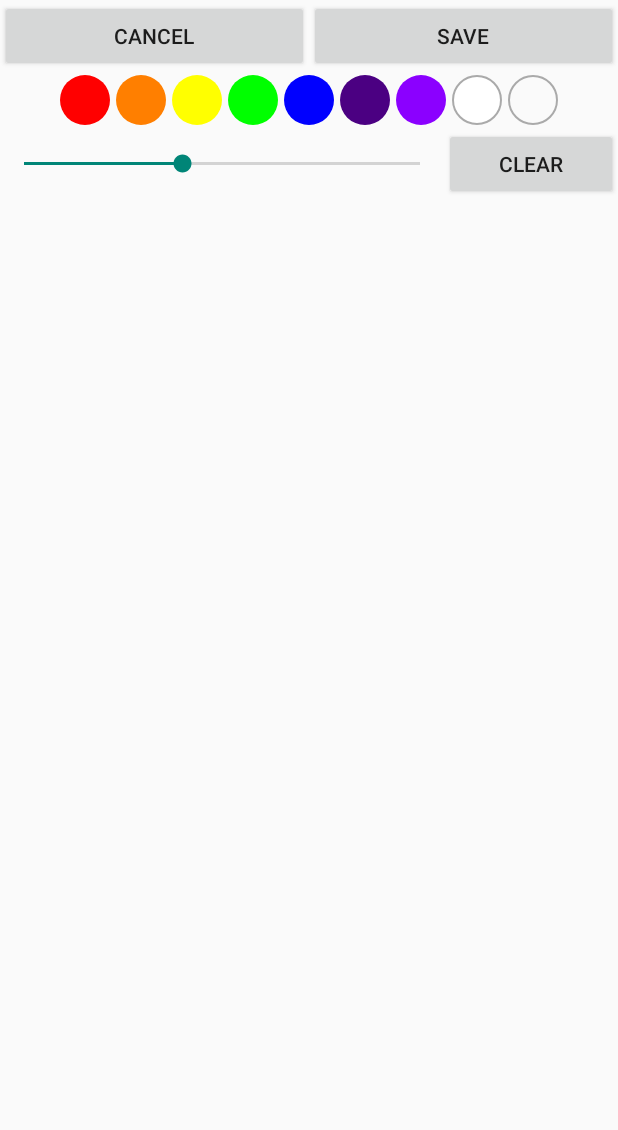
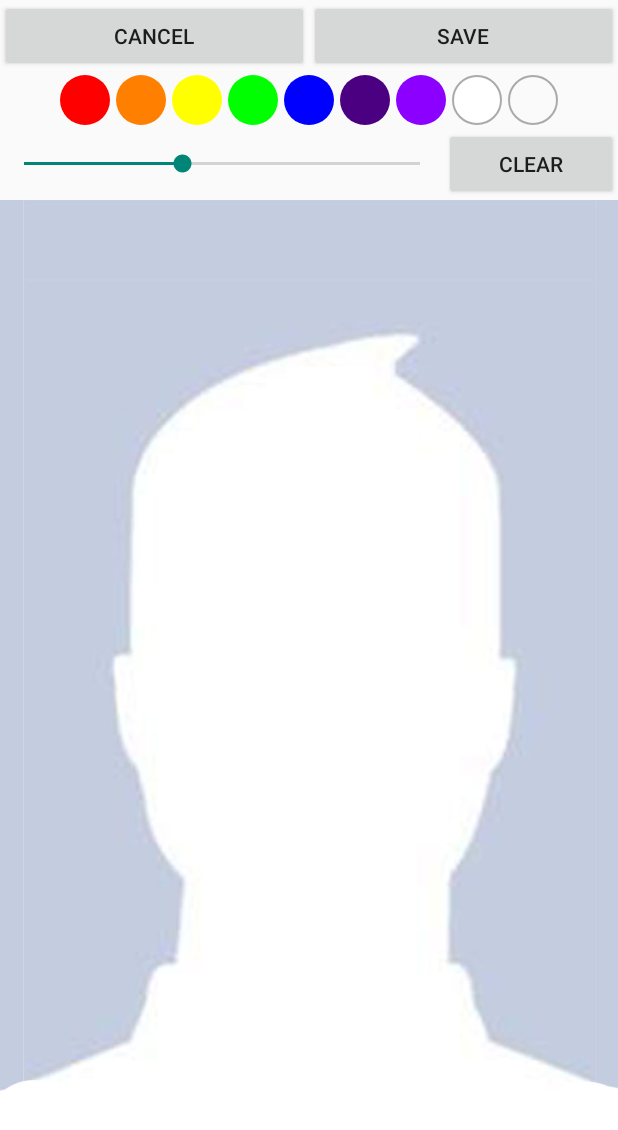
Before and after one commit to Scravlon/draw_filter, an Android app: the drwaingActivity screen opened directly, with no data from a screen before it, on a phone screen of 412 x 824 dp. Shown: the top 1130 px of the screen. Run offline under Robolectric (Android 15) with nearby library versions, the phone set to English and light mode, and no system bars.

Commit message:
Face added //TODO position

```diff
--- a/app/src/main/java/com/scravlon/mobilevision1/drwaingActivity.java
+++ b/app/src/main/java/com/scravlon/mobilevision1/drwaingActivity.java
@@ -60,6 +60,7 @@ public class drwaingActivity extends AppCompatActivity {
         but_save.setOnClickListener(new View.OnClickListener() {
             @Override
             public void onClick(View view) {
+                drawView.setBackground(null);
                 Bitmap b = loadBitmapFromView(drawView);
                 ArrayList<String> all = arrayListPulling(sharedStringAdding);
                 arrayListAdding(all,sharedStringAdding,encodeTobase64(b));
--- a/app/src/main/res/layout/activity_drwaing.xml
+++ b/app/src/main/res/layout/activity_drwaing.xml
@@ -1,6 +1,7 @@
 <?xml version="1.0" encoding="utf-8"?>
 
 <LinearLayout xmlns:android="http://schemas.android.com/apk/res/android"
+    xmlns:app="http://schemas.android.com/apk/res-auto"
     android:layout_width="match_parent"
     android:layout_height="wrap_content"
     android:orientation="vertical">
@@ -153,11 +154,13 @@
             android:layout_height="wrap_content"
             android:layout_weight="1"
             android:text="Clear" />
+
     </LinearLayout>
 
     <com.scravlon.mobilevision1.drawView
         android:id="@+id/drawView"
         android:layout_width="wrap_content"
-        android:layout_height="match_parent" />
+        android:layout_height="match_parent"
+        android:background="@drawable/face" />
 
 </LinearLayout>
```
Also changed, not shown: app/src/main/java/com/scravlon/mobilevision1/FaceGraphic.java (+3 -29 lines), app/src/main/res/drawable/face.jpg (added).
